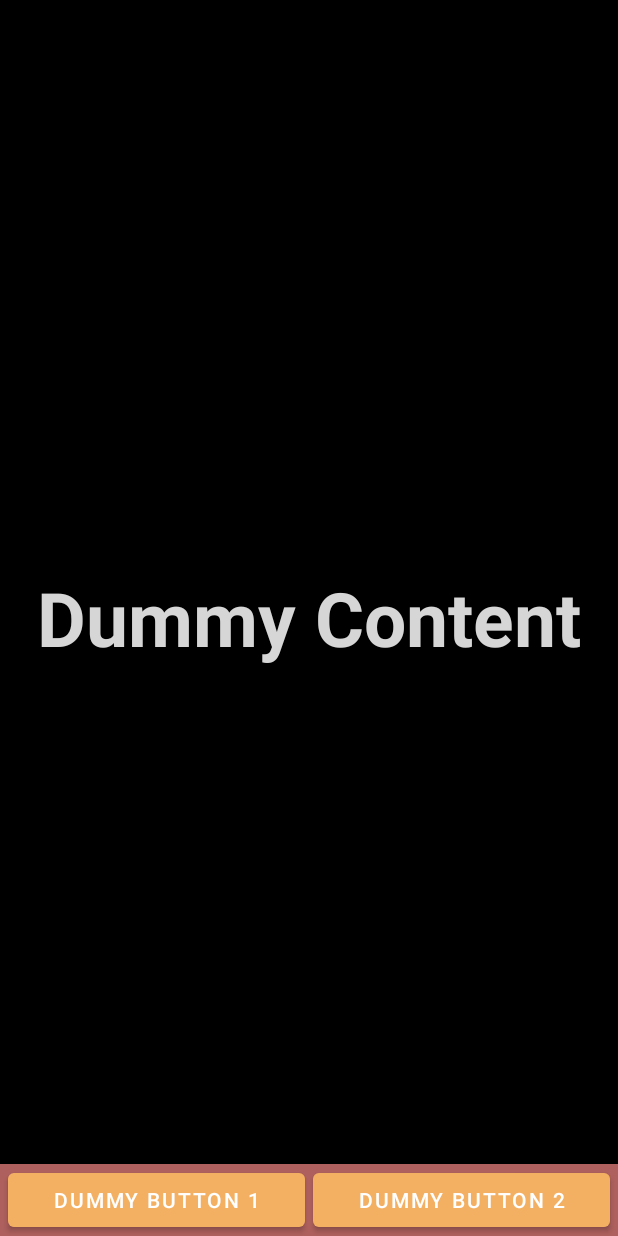
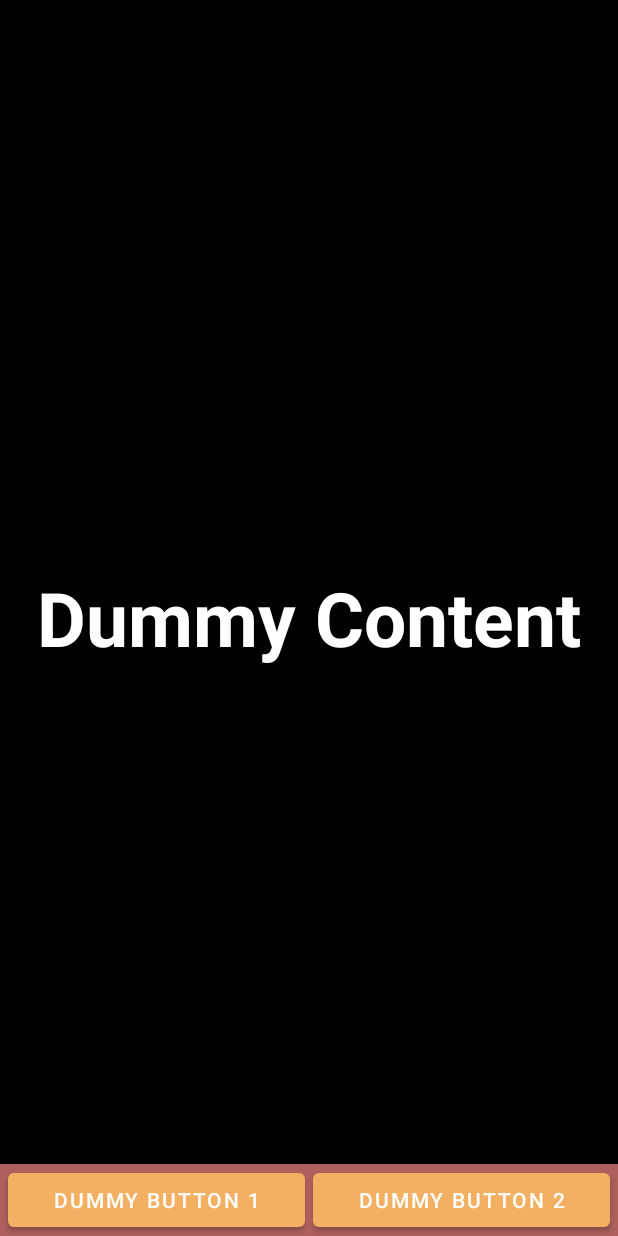
Before and after one commit to dotSlashJack/stay-balanced-app, an Android app: the layout activity_exercise_do.xml on its own in the app's theme, with its tools: preview values and no code run, on a phone screen of 412 x 824 dp. Run offline under Robolectric (Android 15) with nearby library versions, the phone set to English and light mode, and no system bars.

Commit message:
fixes to navigation names and color resource

```diff
--- a/app/src/main/java/edu/staybalanced/staybalanced/Home.java
+++ b/app/src/main/java/edu/staybalanced/staybalanced/Home.java
@@ -37,7 +37,7 @@ public class Home extends Fragment {
             switch (view1.getId()) {
                 case R.id.home_btnStartExercise:
                     // TODO: Button should go to ExerciseSelector
-                    navController.navigate(NavGraph00Directions.toGyro());
+                    navController.navigate(NavGraph00Directions.toDoExercise());
                     break;
                 case R.id.home_btnAddExercise:
                     navController.navigate(NavGraph00Directions.toNewExercise());
--- a/app/src/main/res/layout/activity_exercise_do.xml
+++ b/app/src/main/res/layout/activity_exercise_do.xml
@@ -19,7 +19,7 @@
         android:gravity="center"
         android:keepScreenOn="true"
         android:text="Dummy Content"
-        android:textColor="@color/purple_200"
+        android:textColor="@color/white"
         android:textSize="50sp"
         android:textStyle="bold" />
 
```
